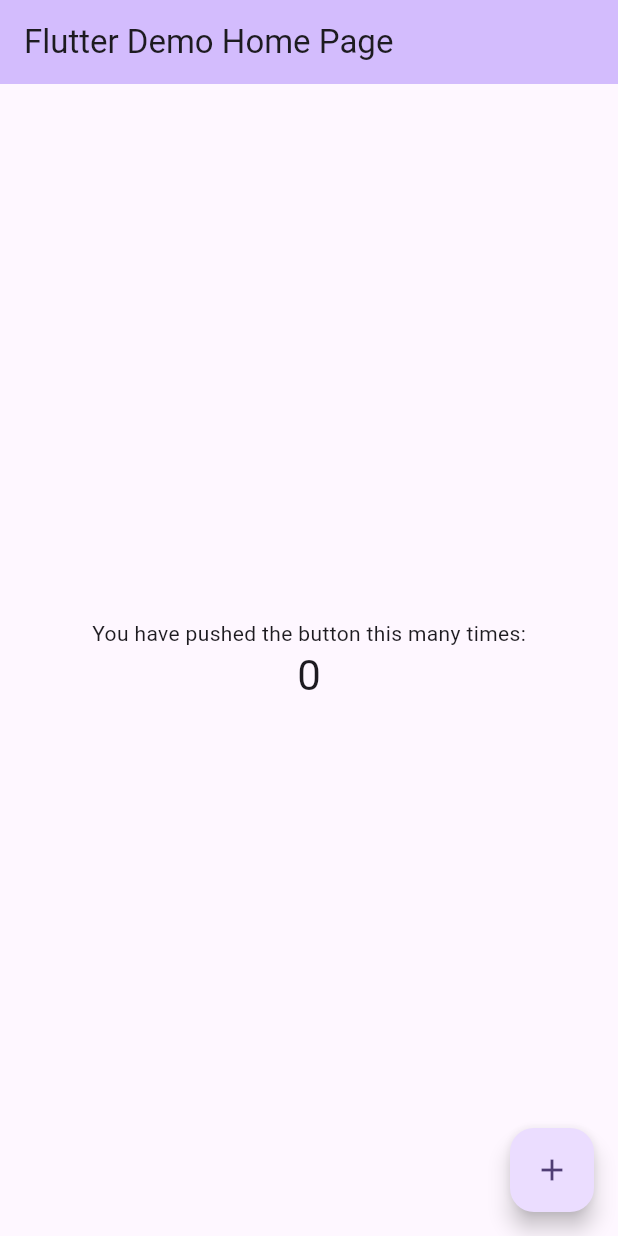
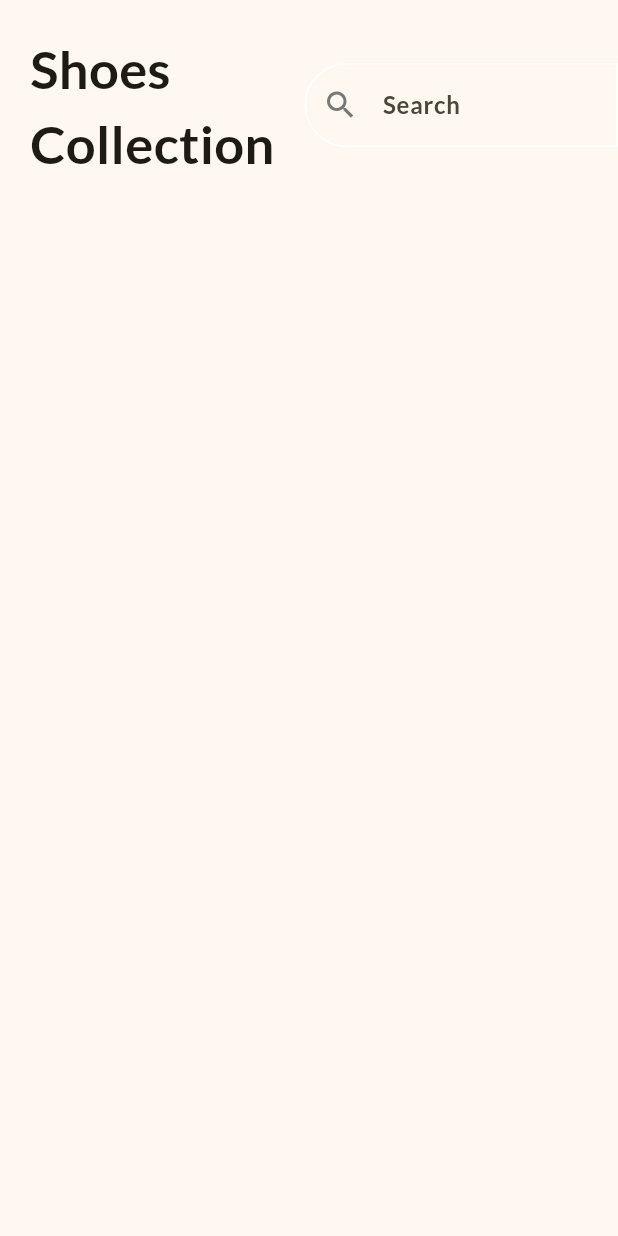
Before and after one commit to sanashajiya/shoe_mart, a Flutter app: the screen it shows after launch, on a phone screen of 412 x 824 dp. Run offline on Flutter 3.47's test engine with Material 3 defaults, Android fonts, the light colour scheme and no system bars.

Commit message:
Implement initial layout of home page

```diff
--- /dev/null
+++ b/lib/home_page.dart
@@ -0,0 +1,43 @@
+import 'package:flutter/material.dart';
+
+class HomePage extends StatelessWidget {
+  const HomePage({super.key});
+
+  @override
+  Widget build(BuildContext context) {
+    final border = OutlineInputBorder(
+      borderSide: BorderSide(color: Color.fromRGBO(255, 255, 255, 1)),
+      borderRadius: BorderRadius.horizontal(left: Radius.circular(50)),
+    );
+    return Scaffold(
+      body: SafeArea(
+        child: Column(
+          children: [
+            Row(
+              children: [
+                Padding(
+                  padding: const EdgeInsets.all(20.0),
+                  child: Text(
+                    "Shoes\nCollection",
+                    style: TextStyle(fontWeight: FontWeight.bold, fontSize: 35),
+                  ),
+                ),
+                Expanded(
+                  child: TextField(
+                    decoration: InputDecoration(
+                      hintText: 'Search',
+                      prefixIcon: Icon(Icons.search),
+                      border: border,
+                      enabledBorder: border,
+                      focusedBorder: border,
+                    ),
+                  ),
+                ),
+              ],
+            ),
+          ],
+        ),
+      ),
+    );
+  }
+}
--- a/lib/main.dart
+++ b/lib/main.dart
@@ -1,4 +1,5 @@
 import 'package:flutter/material.dart';
+import 'package:shoe_cart/home_page.dart';
 
 void main() {
   runApp(const MyApp());
@@ -6,117 +7,27 @@
 
 class MyApp extends StatelessWidget {
   const MyApp({super.key});
-
-  // This widget is the root of your application.
   @override
   Widget build(BuildContext context) {
     return MaterialApp(
-      title: 'Flutter Demo',
+      title: 'Shoe Mart',
       theme: ThemeData(
-        // This is the theme of your application.
-        //
-        // TRY THIS: Try running your application with "flutter run". You'll see
-        // the application has a purple toolbar. Then, without quitting the app,
-        // try changing the seedColor in the colorScheme below to Colors.green
-        // and then invoke "hot reload" (save your changes or press the "hot
-        // reload" button in a Flutter-supported IDE, or press "r" if you used
-        // the command line to start the app).
-        //
-        // Notice that the counter didn't reset back to zero; the application
-        // state is not lost during the reload. To reset the state, use hot
-        // restart instead.
-        //
-        // This works for code too, not just values: Most code changes can be
-        // tested with just a hot reload.
-        colorScheme: ColorScheme.fromSeed(seedColor: Colors.deepPurple),
+        fontFamily: 'Lato',
+        colorScheme: ColorScheme.fromSeed(
+          seedColor: Color.fromRGBO(254, 206, 1, 1)
+        ),
+        inputDecorationTheme:
+        InputDecorationTheme(
+          hintStyle: TextStyle(
+            fontWeight: FontWeight.bold,
+            fontSize: 16,
+          ),
+          prefixIconColor: Color.fromRGBO(119,119,119,1),
+        )
       ),
-      home: const MyHomePage(title: 'Flutter Demo Home Page'),
+
+
+      home: const HomePage(),
     );
   }
 }
-
-class MyHomePage extends StatefulWidget {
-  const MyHomePage({super.key, required this.title});
-
-  // This widget is the home page of your application. It is stateful, meaning
-  // that it has a State object (defined below) that contains fields that affect
-  // how it looks.
-
-  // This class is the configuration for the state. It holds the values (in this
-  // case the title) provided by the parent (in this case the App widget) and
-  // used by the build method of the State. Fields in a Widget subclass are
-  // always marked "final".
-
-  final String title;
-
-  @override
-  State<MyHomePage> createState() => _MyHomePageState();
-}
-
-class _MyHomePageState extends State<MyHomePage> {
-  int _counter = 0;
-
-  void _incrementCounter() {
-    setState(() {
-      // This call to setState tells the Flutter framework that something has
-      // changed in this State, which causes it to rerun the build method below
-      // so that the display can reflect the updated values. If we changed
-      // _counter without calling setState(), then the build method would not be
-      // called again, and so nothing would appear to happen.
-      _counter++;
-    });
-  }
-
-  @override
-  Widget build(BuildContext context) {
-    // This method is rerun every time setState is called, for instance as done
-    // by the _incrementCounter method above.
-    //
-    // The Flutter framework has been optimized to make rerunning build methods
-    // fast, so that you can just rebuild anything that needs updating rather
-    // than having to individually change instances of widgets.
-    return Scaffold(
-      appBar: AppBar(
-        // TRY THIS: Try changing the color here to a specific color (to
-        // Colors.amber, perhaps?) and trigger a hot reload to see the AppBar
-        // change color while the other colors stay the same.
-        backgroundColor: Theme.of(context).colorScheme.inversePrimary,
-        // Here we take the value from the MyHomePage object that was created by
-        // the App.build method, and use it to set our appbar title.
-        title: Text(widget.title),
-      ),
-      body: Center(
-        // Center is a layout widget. It takes a single child and positions it
-        // in the middle of the parent.
-        child: Column(
-          // Column is also a layout widget. It takes a list of children and
-          // arranges them vertically. By default, it sizes itself to fit its
-          // children horizontally, and tries to be as tall as its parent.
-          //
-          // Column has various properties to control how it sizes itself and
-          // how it positions its children. Here we use mainAxisAlignment to
-          // center the children vertically; the main axis here is the vertical
-          // axis because Columns are vertical (the cross axis would be
-          // horizontal).
-          //
-          // TRY THIS: Invoke "debug painting" (choose the "Toggle Debug Paint"
-          // action in the IDE, or press "p" in the console), to see the
-          // wireframe for each widget.
-          mainAxisAlignment: MainAxisAlignment.center,
-          children: <Widget>[
-            const Text('You have pushed the button this many times:'),
-            Text(
-              '$_counter',
-              style: Theme.of(context).textTheme.headlineMedium,
-            ),
-          ],
-        ),
-      ),
-      floatingActionButton: FloatingActionButton(
-        onPressed: _incrementCounter,
-        tooltip: 'Increment',
-        child: const Icon(Icons.add),
-      ), // This trailing comma makes auto-formatting nicer for build methods.
-    );
-  }
-}
```
Also changed, not shown: pubspec.yaml (+7 -7 lines), assets/fonts/Lato-Bold.ttf (added), assets/fonts/Lato-Light.ttf (added).
